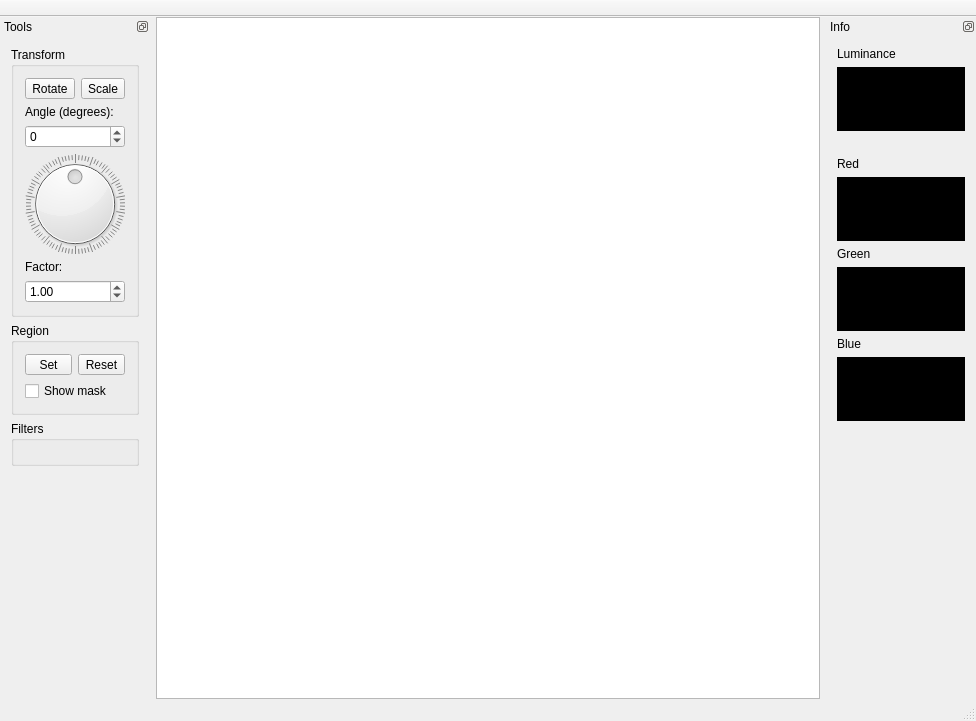
This is mainwindow.ui in borman/mgraph01-editor as Qt 5 draws it before an edit. The edited form follows.
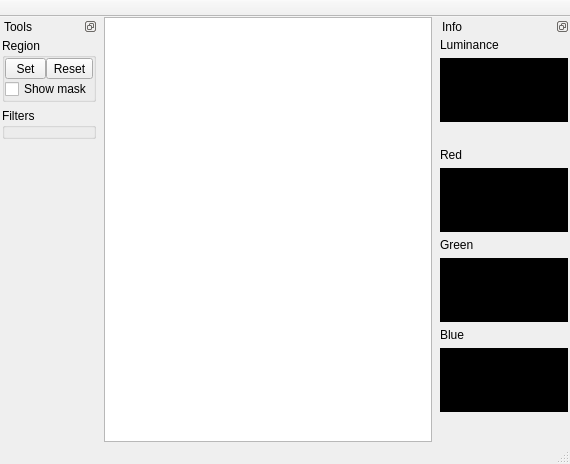
This is the edited form.

Diff of the .ui file:
```diff
--- a/mainwindow.ui
+++ b/mainwindow.ui
@@ -6,8 +6,8 @@
    <rect>
     <x>0</x>
     <y>0</y>
-    <width>976</width>
-    <height>721</height>
+    <width>570</width>
+    <height>464</height>
    </rect>
   </property>
   <property name="windowTitle">
@@ -47,160 +47,26 @@
      </sizepolicy>
     </property>
     <layout class="QVBoxLayout" name="verticalLayout_2">
-     <item>
-      <widget class="QGroupBox" name="transformBox">
-       <property name="sizePolicy">
-        <sizepolicy hsizetype="Preferred" vsizetype="Maximum">
-         <horstretch>0</horstretch>
-         <verstretch>0</verstretch>
-        </sizepolicy>
-       </property>
-       <property name="title">
-        <string>Transform</string>
-       </property>
-       <layout class="QVBoxLayout" name="verticalLayout_6">
-        <item>
-         <layout class="QHBoxLayout" name="horizontalLayout_7">
-          <item>
-           <widget class="QToolButton" name="btnRotate">
-            <property name="sizePolicy">
-             <sizepolicy hsizetype="Preferred" vsizetype="Fixed">
-              <horstretch>0</horstretch>
-              <verstretch>0</verstretch>
-             </sizepolicy>
-            </property>
-            <property name="text">
-             <string>Rotate</string>
-            </property>
-            <property name="checkable">
-             <bool>true</bool>
-            </property>
-           </widget>
-          </item>
-          <item>
-           <widget class="QToolButton" name="btnScale">
-            <property name="sizePolicy">
-             <sizepolicy hsizetype="Preferred" vsizetype="Fixed">
-              <horstretch>0</horstretch>
-              <verstretch>0</verstretch>
-             </sizepolicy>
-            </property>
-            <property name="text">
-             <string>Scale</string>
-            </property>
-            <property name="checkable">
-             <bool>true</bool>
-            </property>
-            <property name="checked">
-             <bool>false</bool>
-            </property>
-           </widget>
-          </item>
-         </layout>
-        </item>
-        <item>
-         <widget class="QWidget" name="wRotateAngle" native="true">
-          <layout class="QVBoxLayout" name="verticalLayout_10">
-           <property name="margin">
-            <number>0</number>
-           </property>
-           <item>
-            <widget class="QLabel" name="lblAngle">
-             <property name="text">
-              <string>Angle (degrees):</string>
-             </property>
-             <property name="buddy">
-              <cstring>spinBox</cstring>
-             </property>
-            </widget>
-           </item>
-           <item>
-            <widget class="QSpinBox" name="spinBox">
-             <property name="minimum">
-              <number>-180</number>
-             </property>
-             <property name="maximum">
-              <number>180</number>
-             </property>
-            </widget>
-           </item>
-           <item>
-            <widget class="QDial" name="dlRotateAngle">
-             <property name="minimum">
-              <number>-180</number>
-             </property>
-             <property name="maximum">
-              <number>180</number>
-             </property>
-             <property name="wrapping">
-              <bool>true</bool>
-             </property>
-             <property name="notchesVisible">
-              <bool>true</bool>
-             </property>
-            </widget>
-           </item>
-          </layout>
-         </widget>
-        </item>
-        <item>
-         <widget class="QWidget" name="wScaleFactor" native="true">
-          <layout class="QVBoxLayout" name="verticalLayout_9">
-           <property name="margin">
-            <number>0</number>
-           </property>
-           <item>
-            <widget class="QLabel" name="label">
-             <property name="sizePolicy">
-              <sizepolicy hsizetype="Preferred" vsizetype="Fixed">
-               <horstretch>0</horstretch>
-               <verstretch>0</verstretch>
-              </sizepolicy>
-             </property>
-             <property name="text">
-              <string>Factor:</string>
-             </property>
-             <property name="buddy">
-              <cstring>doubleSpinBox_2</cstring>
-             </property>
-            </widget>
-           </item>
-           <item>
-            <widget class="QDoubleSpinBox" name="doubleSpinBox_2">
-             <property name="sizePolicy">
-              <sizepolicy hsizetype="Expanding" vsizetype="Fixed">
-               <horstretch>0</horstretch>
-               <verstretch>0</verstretch>
-              </sizepolicy>
-             </property>
-             <property name="minimum">
-              <double>0.010000000000000</double>
-             </property>
-             <property name="maximum">
-              <double>100.000000000000000</double>
-             </property>
-             <property name="singleStep">
-              <double>0.100000000000000</double>
-             </property>
-             <property name="value">
-              <double>1.000000000000000</double>
-             </property>
-            </widget>
-           </item>
-          </layout>
-         </widget>
-        </item>
-       </layout>
-      </widget>
-     </item>
+     <property name="margin">
+      <number>2</number>
+     </property>
      <item>
       <widget class="QGroupBox" name="regionBox">
        <property name="title">
         <string>Region</string>
        </property>
        <layout class="QVBoxLayout" name="verticalLayout_3">
+        <property name="spacing">
+         <number>0</number>
+        </property>
+        <property name="margin">
+         <number>0</number>
+        </property>
         <item>
          <layout class="QHBoxLayout" name="horizontalLayout_2">
+          <property name="spacing">
+           <number>0</number>
+          </property>
           <item>
            <widget class="QToolButton" name="btnSetMask">
             <property name="sizePolicy">
@@ -247,7 +113,14 @@
        <property name="title">
         <string>Filters</string>
        </property>
-       <layout class="QVBoxLayout" name="verticalLayout_5"/>
+       <layout class="QVBoxLayout" name="filtersLayout">
+        <property name="spacing">
+         <number>0</number>
+        </property>
+        <property name="margin">
+         <number>0</number>
+        </property>
+       </layout>
       </widget>
      </item>
      <item>
@@ -293,6 +166,9 @@
      </sizepolicy>
     </property>
     <layout class="QVBoxLayout" name="verticalLayout_4">
+     <property name="margin">
+      <number>2</number>
+     </property>
      <item>
       <widget class="QLabel" name="lblLuminance">
        <property name="text">
```
Left out of the diff: 19 changed lines with no effect on the pictures.
